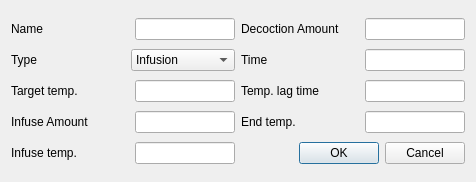
Qt form ui/mashStepEditor.ui (Brewtarget/brewtarget) before a commit.
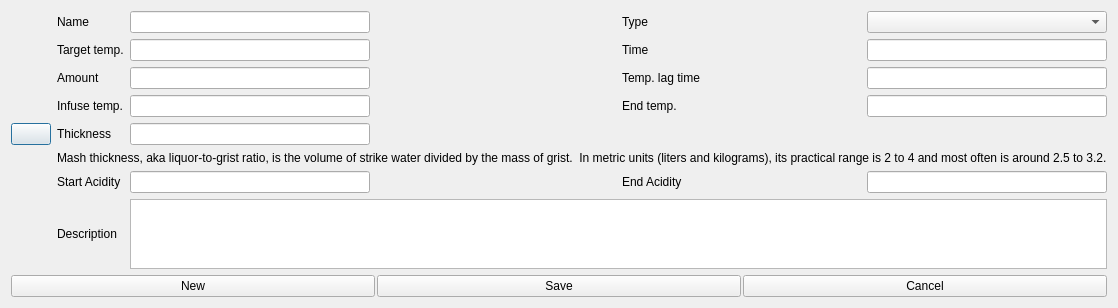
The same form after that commit. Icons and pictures are not drawn. Custom widgets are drawn as their Qt base class.

What changed in the file:
```diff
--- a/ui/mashStepEditor.ui
+++ b/ui/mashStepEditor.ui
@@ -13,25 +13,11 @@
   <property name="windowTitle">
    <string>Mash Step Editor</string>
   </property>
-  <property name="configSection" stdset="0">
-   <string notr="true">mashStepEditor</string>
-  </property>
-  <layout class="QHBoxLayout" name="horizontalLayout_8">
+  <layout class="QVBoxLayout" name="verticalLayout">
    <item>
-    <layout class="QVBoxLayout" name="verticalLayout_2">
-     <property name="spacing">
-      <number>2</number>
-     </property>
-     <item>
-      <layout class="QHBoxLayout" name="horizontalLayout_7">
-       <item>
+    <layout class="QGridLayout" name="gridLayout">
+     <item row="0" column="1">
         <widget class="QLabel" name="label_name">
-         <property name="sizePolicy">
-          <sizepolicy hsizetype="Expanding" vsizetype="Preferred">
-           <horstretch>0</horstretch>
-           <verstretch>0</verstretch>
-          </sizepolicy>
-         </property>
          <property name="text">
           <string>Name</string>
          </property>
@@ -40,43 +26,28 @@
          </property>
         </widget>
        </item>
-       <item>
-        <widget class="QLineEdit" name="lineEdit_name">
-         <property name="sizePolicy">
-          <sizepolicy hsizetype="Maximum" vsizetype="Fixed">
-           <horstretch>100</horstretch>
-           <verstretch>0</verstretch>
-          </sizepolicy>
-         </property>
-         <property name="minimumSize">
-          <size>
-           <width>100</width>
-           <height>0</height>
-          </size>
-         </property>
-         <property name="maximumSize">
-          <size>
-           <width>100</width>
-           <height>16777215</height>
-          </size>
-         </property>
+     <item row="0" column="2">
+      <widget class="SmartLineEdit" name="lineEdit_name">
          <property name="toolTip">
           <string>Name</string>
          </property>
         </widget>
        </item>
-      </layout>
+     <item row="0" column="3">
+      <spacer name="horizontalSpacer">
+       <property name="orientation">
+        <enum>Qt::Horizontal</enum>
+       </property>
+       <property name="sizeHint" stdset="0">
+        <size>
+         <width>40</width>
+         <height>20</height>
+        </size>
+       </property>
+      </spacer>
      </item>
-     <item>
-      <layout class="QHBoxLayout" name="horizontalLayout_6">
-       <item>
-        <widget class="QLabel" name="label_type">
-         <property name="sizePolicy">
-          <sizepolicy hsizetype="Expanding" vsizetype="Preferred">
-           <horstretch>0</horstretch>
-           <verstretch>0</verstretch>
-          </sizepolicy>
-         </property>
+     <item row="0" column="4">
+      <widget class="QLabel" name="label_mashStepType">
          <property name="text">
           <string>Type</string>
          </property>
@@ -85,50 +56,15 @@
          </property>
         </widget>
        </item>
-       <item>
-        <widget class="QComboBox" name="comboBox_type">
+     <item row="0" column="5">
+      <widget class="BtComboBox" name="comboBox_mashStepType">
          <property name="toolTip">
           <string>Type</string>
          </property>
-         <item>
-          <property name="text">
-           <string>Infusion</string>
-          </property>
-         </item>
-         <item>
-          <property name="text">
-           <string>Temperature</string>
-          </property>
-         </item>
-         <item>
-          <property name="text">
-           <string>Decoction</string>
-          </property>
-         </item>
-         <item>
-          <property name="text">
-           <string>Fly Sparge</string>
-          </property>
-         </item>
-         <item>
-          <property name="text">
-           <string>Batch Sparge</string>
-          </property>
-         </item>
-        </widget>
-       </item>
-      </layout>
-     </item>
-     <item>
-      <layout class="QHBoxLayout" name="horizontalLayout_4">
-       <item>
+      </widget>
+     </item>
+     <item row="2" column="1">
         <widget class="SmartLabel" name="label_stepTemp">
-         <property name="sizePolicy">
-          <sizepolicy hsizetype="Expanding" vsizetype="Preferred">
-           <horstretch>0</horstretch>
-           <verstretch>0</verstretch>
-          </sizepolicy>
-         </property>
          <property name="contextMenuPolicy">
           <enum>Qt::CustomContextMenu</enum>
          </property>
@@ -140,181 +76,14 @@
          </property>
         </widget>
        </item>
-       <item>
+     <item row="2" column="2">
         <widget class="SmartLineEdit" name="lineEdit_stepTemp">
-         <property name="sizePolicy">
-          <sizepolicy hsizetype="Maximum" vsizetype="Fixed">
-           <horstretch>100</horstretch>
-           <verstretch>0</verstretch>
-          </sizepolicy>
-         </property>
-         <property name="minimumSize">
-          <size>
-           <width>100</width>
-           <height>0</height>
-          </size>
-         </property>
-         <property name="maximumSize">
-          <size>
-           <width>100</width>
-           <height>16777215</height>
-          </size>
-         </property>
          <property name="toolTip">
           <string>Target temp. of this step</string>
          </property>
         </widget>
        </item>
-      </layout>
-     </item>
-     <item>
-      <layout class="QHBoxLayout" name="horizontalLayout_5">
-       <item>
-        <widget class="SmartLabel" name="label_infuseAmount">
-         <property name="sizePolicy">
-          <sizepolicy hsizetype="Expanding" vsizetype="Preferred">
-           <horstretch>0</horstretch>
-           <verstretch>0</verstretch>
-          </sizepolicy>
-         </property>
-         <property name="contextMenuPolicy">
-          <enum>Qt::CustomContextMenu</enum>
-         </property>
-         <property name="text">
-          <string>Infuse Amount</string>
-         </property>
-         <property name="buddy">
-          <cstring>lineEdit_infuseAmount</cstring>
-         </property>
-        </widget>
-       </item>
-       <item>
-        <widget class="SmartLineEdit" name="lineEdit_infuseAmount">
-         <property name="sizePolicy">
-          <sizepolicy hsizetype="Maximum" vsizetype="Fixed">
-           <horstretch>100</horstretch>
-           <verstretch>0</verstretch>
-          </sizepolicy>
-         </property>
-         <property name="minimumSize">
-          <size>
-           <width>100</width>
-           <height>0</height>
-          </size>
-         </property>
-         <property name="maximumSize">
-          <size>
-           <width>100</width>
-           <height>16777215</height>
-          </size>
-         </property>
-         <property name="toolTip">
-          <string>Amount of water to infuse</string>
-         </property>
-        </widget>
-       </item>
-      </layout>
-     </item>
-     <item>
-      <layout class="QHBoxLayout" name="horizontalLayout_9">
-       <item>
-        <widget class="SmartLabel" name="label_infuseTemp">
-         <property name="sizePolicy">
-          <sizepolicy hsizetype="MinimumExpanding" vsizetype="Preferred">
-           <horstretch>0</horstretch>
-           <verstretch>0</verstretch>
-          </sizepolicy>
-         </property>
-         <property name="contextMenuPolicy">
-          <enum>Qt::CustomContextMenu</enum>
-         </property>
-         <property name="text">
-          <string>Infuse temp.</string>
-         </property>
-         <property name="buddy">
-          <cstring>lineEdit_infuseTemp</cstring>
-         </property>
-        </widget>
-       </item>
-       <item>
-        <widget class="SmartLineEdit" name="lineEdit_infuseTemp">
-         <property name="sizePolicy">
-          <sizepolicy hsizetype="Maximum" vsizetype="Fixed">
-           <horstretch>100</horstretch>
-           <verstretch>0</verstretch>
-          </sizepolicy>
-         </property>
-         <property name="maximumSize">
-          <size>
-           <width>100</width>
-           <height>16777215</height>
-          </size>
-         </property>
-         <property name="toolTip">
-          <string>Temperature of infusion water</string>
-         </property>
-        </widget>
-       </item>
-      </layout>
-     </item>
-    </layout>
-   </item>
-   <item>
-    <layout class="QVBoxLayout" name="verticalLayout">
-     <property name="spacing">
-      <number>2</number>
-     </property>
-     <item>
-      <layout class="QHBoxLayout" name="horizontalLayout_11">
-       <item>
-        <widget class="SmartLabel" name="label_decoctionAmount">
-         <property name="sizePolicy">
-          <sizepolicy hsizetype="Expanding" vsizetype="Preferred">
-           <horstretch>0</horstretch>
-           <verstretch>0</verstretch>
-          </sizepolicy>
-         </property>
-         <property name="contextMenuPolicy">
-          <enum>Qt::CustomContextMenu</enum>
-         </property>
-         <property name="text">
-          <string>Decoction Amount</string>
-         </property>
-         <property name="buddy">
-          <cstring>lineEdit_decoctionAmount</cstring>
-         </property>
-        </widget>
-       </item>
-       <item>
-        <widget class="SmartLineEdit" name="lineEdit_decoctionAmount">
-         <property name="sizePolicy">
-          <sizepolicy hsizetype="Maximum" vsizetype="Fixed">
-           <horstretch>100</horstretch>
-           <verstretch>0</verstretch>
-          </sizepolicy>
-         </property>
-         <property name="minimumSize">
-          <size>
-           <width>100</width>
-           <height>0</height>
-          </size>
-         </property>
-         <property name="maximumSize">
-          <size>
-           <width>100</width>
-           <height>16777215</height>
-          </size>
-         </property>
-         <property name="toolTip">
-          <string>Amount of mash to decoct</string>
-         </property>
-        </widget>
-       </item>
-      </layout>
-     </item>
-     <item>
-      <layout class="QHBoxLayout" name="horizontalLayout_3">
-       <item>
+     <item row="2" column="4">
         <widget class="SmartLabel" name="label_stepTime">
          <property name="sizePolicy">
           <sizepolicy hsizetype="Expanding" vsizetype="Preferred">
@@ -333,43 +102,35 @@
          </property>
         </widget>
        </item>
-       <item>
+     <item row="2" column="5">
         <widget class="SmartLineEdit" name="lineEdit_stepTime">
-         <property name="sizePolicy">
-          <sizepolicy hsizetype="Maximum" vsizetype="Fixed">
-           <horstretch>100</horstretch>
-           <verstretch>0</verstretch>
-          </sizepolicy>
-         </property>
-         <property name="minimumSize">
-          <size>
-           <width>100</width>
-           <height>0</height>
-          </size>
-         </property>
-         <property name="maximumSize">
-          <size>
-           <width>100</width>
-           <height>16777215</height>
-          </size>
-         </property>
          <property name="toolTip">
           <string>Time to conduct the step</string>
          </property>
         </widget>
        </item>
-      </layout>
+     <item row="4" column="1">
+      <widget class="SmartLabel" name="label_amount">
+       <property name="contextMenuPolicy">
+        <enum>Qt::CustomContextMenu</enum>
+       </property>
+       <property name="text">
+        <string>Amount</string>
+       </property>
+       <property name="buddy">
+        <cstring>lineEdit_amount</cstring>
+       </property>
+      </widget>
      </item>
-     <item>
-      <layout class="QHBoxLayout" name="horizontalLayout_2">
-       <item>
+     <item row="4" column="2">
+      <widget class="SmartLineEdit" name="lineEdit_amount">
+       <property name="toolTip">
+        <string>Amount of water to infuse</string>
+       </property>
+      </widget>
+     </item>
+     <item row="4" column="4">
         <widget class="SmartLabel" name="label_rampTime">
-         <property name="sizePolicy">
-          <sizepolicy hsizetype="Expanding" vsizetype="Preferred">
-           <horstretch>0</horstretch>
-           <verstretch>0</verstretch>
-          </sizepolicy>
-         </property>
          <property name="contextMenuPolicy">
           <enum>Qt::CustomContextMenu</enum>
          </property>
@@ -381,43 +142,35 @@
          </property>
         </widget>
        </item>
-       <item>
+     <item row="4" column="5">
         <widget class="SmartLineEdit" name="lineEdit_rampTime">
-         <property name="sizePolicy">
-          <sizepolicy hsizetype="Maximum" vsizetype="Fixed">
-           <horstretch>100</horstretch>
-           <verstretch>0</verstretch>
-          </sizepolicy>
-         </property>
-         <property name="minimumSize">
-          <size>
-           <width>100</width>
-           <height>0</height>
-          </size>
-         </property>
-         <property name="maximumSize">
-          <size>
-           <width>100</width>
-           <height>16777215</height>
-          </size>
-         </property>
          <property name="toolTip">
           <string>Lag time</string>
          </property>
         </widget>
        </item>
-      </layout>
+     <item row="6" column="1">
+        <widget class="SmartLabel" name="label_infuseTemp">
+         <property name="contextMenuPolicy">
+          <enum>Qt::CustomContextMenu</enum>
+         </property>
+         <property name="text">
+          <string>Infuse temp.</string>
+         </property>
+         <property name="buddy">
+          <cstring>lineEdit_infuseTemp</cstring>
+         </property>
+        </widget>
      </item>
-     <item>
-      <layout class="QHBoxLayout" name="horizontalLayout">
-       <item>
+     <item row="6" column="2">
+        <widget class="SmartLineEdit" name="lineEdit_infuseTemp">
+         <property name="toolTip">
+          <string>Temperature of infusion water</string>
+         </property>
+        </widget>
+     </item>
+     <item row="6" column="4">
         <widget class="SmartLabel" name="label_endTemp">
-         <property name="sizePolicy">
-          <sizepolicy hsizetype="Expanding" vsizetype="Preferred">
-           <horstretch>0</horstretch>
-           <verstretch>0</verstretch>
-          </sizepolicy>
-         </property>
          <property name="contextMenuPolicy">
           <enum>Qt::CustomContextMenu</enum>
          </property>
@@ -429,40 +182,131 @@
          </property>
         </widget>
        </item>
-       <item>
+     <item row="6" column="5">
         <widget class="SmartLineEdit" name="lineEdit_endTemp">
-         <property name="sizePolicy">
-          <sizepolicy hsizetype="Maximum" vsizetype="Fixed">
-           <horstretch>100</horstretch>
-           <verstretch>0</verstretch>
-          </sizepolicy>
-         </property>
-         <property name="minimumSize">
-          <size>
-           <width>100</width>
-           <height>0</height>
-          </size>
-         </property>
-         <property name="maximumSize">
-          <size>
-           <width>100</width>
-           <height>16777215</height>
-          </size>
-         </property>
          <property name="toolTip">
           <string>Final temp. of this step</string>
          </property>
         </widget>
        </item>
+     <item row="8" column="0">
+      <widget class="InfoButton" name="infoButton_thickness"></widget>
+     </item>
+     <item row="8" column="1">
+      <widget class="SmartLabel" name="label_thickness">
+       <property name="text">
+        <string>Thickness</string>
+       </property>
+       <property name="buddy">
+        <cstring>lineEdit_thickness</cstring>
+       </property>
+      </widget>
+     </item>
+     <item row="8" column="2">
+      <widget class="SmartLineEdit" name="lineEdit_thickness">
+      </widget>
+     </item>
+     <item row="9" column="1" colspan="5">
+      <widget class="InfoText" name="infoText_thickness">
+       <property name="buddy">
+        <cstring>infoButton_thickness</cstring>
+       </property>
+       <property name="text">
+        <string>Mash thickness, aka liquor-to-grist ratio, is the volume of strike water divided by the mass of grist.  In metric units (liters and kilograms), its practical range is 2 to 4 and most often is around 2.5 to 3.2.</string>
+       </property>
+      </widget>
+     </item>
+     <item row="10" column="1">
+      <widget class="SmartLabel" name="label_startAcidity">
+       <property name="text">
+        <string>Start Acidity</string>
+       </property>
+       <property name="buddy">
+        <cstring>lineEdit_startAcidity</cstring>
+       </property>
+      </widget>
+     </item>
+     <item row="10" column="2">
+      <widget class="SmartLineEdit" name="lineEdit_startAcidity">
+      </widget>
+     </item>
+     <item row="10" column="4">
+      <widget class="SmartLabel" name="label_endAcidity">
+       <property name="text">
+        <string>End Acidity</string>
+       </property>
+       <property name="buddy">
+        <cstring>lineEdit_endAcidity</cstring>
+       </property>
+      </widget>
+     </item>
+     <item row="10" column="5">
+      <widget class="SmartLineEdit" name="lineEdit_endAcidity">
+      </widget>
+     </item>
+     <item row="12" column="1">
+      <widget class="QLabel" name="label_description">
+       <property name="toolTip">
+        <string>Optional description of this mash step</string>
+       </property>
+       <property name="text">
+        <string>Description</string>
+       </property>
+       <property name="buddy">
+        <cstring>textEdit_description</cstring>
+       </property>
+      </widget>
+     </item>
+     <item row="12" column="2" colspan="4">
+      <widget class="QTextEdit" name="textEdit_description">
+      </widget>
+     </item>
       </layout>
      </item>
      <item>
-      <widget class="QDialogButtonBox" name="buttonBox">
-       <property name="orientation">
-        <enum>Qt::Horizontal</enum>
-       </property>
-       <property name="standardButtons">
-        <set>QDialogButtonBox::Cancel|QDialogButtonBox::Ok</set>
+    <layout class="QHBoxLayout" name="horizontalLayout">
+     <property name="spacing">
+      <number>2</number>
+     </property>
+     <item>
+      <widget class="QPushButton" name="pushButton_new">
+       <property name="toolTip">
+        <string>New</string>
+       </property>
+       <property name="text">
+        <string>New</string>
+       </property>
+       <property name="icon">
+        <iconset resource="../brewtarget.qrc">
+         <normaloff>:/images/smallPlus.svg</normaloff>:/images/smallPlus.svg</iconset>
+       </property>
+      </widget>
+     </item>
+     <item>
+      <widget class="QPushButton" name="pushButton_save">
+       <property name="toolTip">
+        <string>Save and close</string>
+       </property>
+       <property name="text">
+        <string>Save</string>
+       </property>
+       <property name="icon">
+        <iconset resource="../brewtarget.qrc">
+         <normaloff>:/images/filesave.svg</normaloff>:/images/filesave.svg</iconset>
+       </property>
+      </widget>
+     </item>
+     <item>
+      <widget class="QPushButton" name="pushButton_cancel">
+       <property name="toolTip">
+        <string>Discard and close</string>
+       </property>
+       <property name="text">
+        <string>Cancel</string>
+       </property>
+       <property name="icon">
+        <iconset resource="../brewtarget.qrc">
+         <normaloff>:/images/exit.svg</normaloff>:/images/exit.svg</iconset>
        </property>
       </widget>
      </item>
@@ -471,6 +315,21 @@
   </layout>
  </widget>
  <customwidgets>
+  <customwidget>
+   <class>BtComboBox</class>
+   <extends>QComboBox</extends>
+   <header>widgets/BtComboBox.h</header>
+  </customwidget>
+  <customwidget>
+   <class>InfoButton</class>
+   <extends>QPushButton</extends>
+   <header>widgets/InfoButton.h</header>
+  </customwidget>
+  <customwidget>
+   <class>InfoText</class>
+   <extends>QLabel</extends>
+   <header>widgets/InfoText.h</header>
+  </customwidget>
   <customwidget>
    <class>SmartLabel</class>
    <extends>QLabel</extends>
```
Left out of the diff: 36 changed lines with no effect on the pictures. Lines whose indentation alone changed are shown as unchanged.
